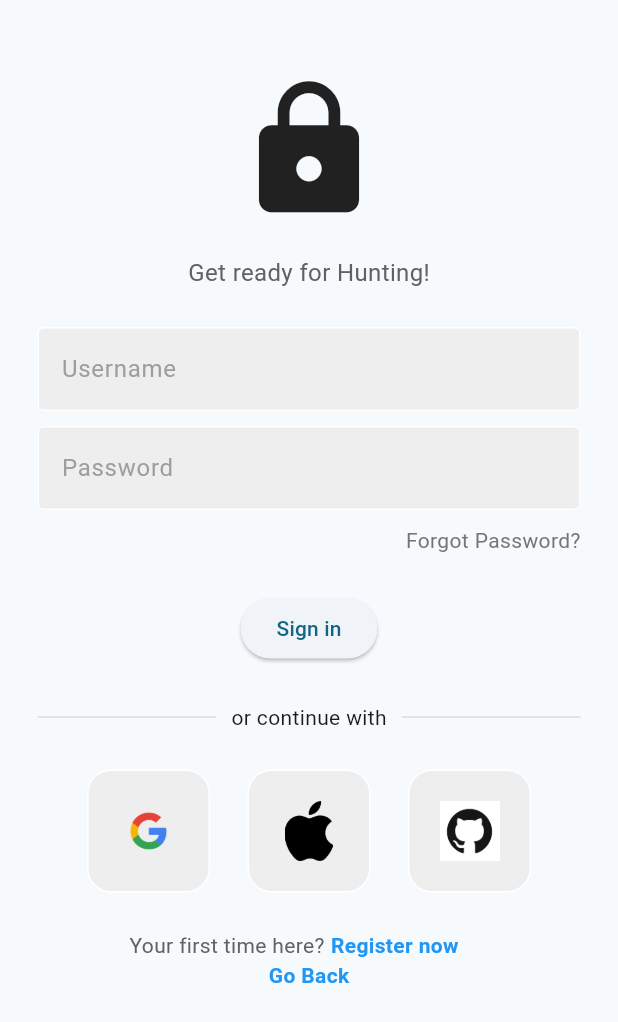
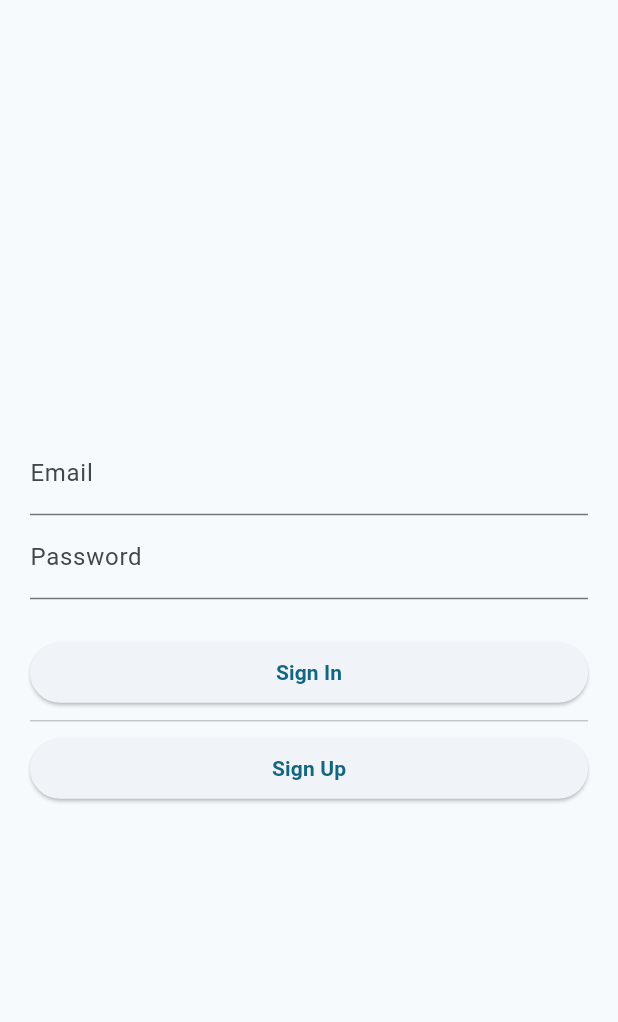
Before and after one commit to TheHuntingGame/the_hunting_game, a Flutter app: the LoginPage screen opened directly, on a phone screen of 412 x 824 dp. Shown: the top 1022 px of the screen. Run offline on Flutter 3.47's test engine with Material 3 defaults, Android fonts, the phone set to English and light mode, and no system bars; our stand-ins replace flutter_dotenv, flutter_map, geolocator, latlong2, permission_handler, qr_flutter and 2 more; missing offline and left inert: flutter_map_cancellable_tile_provider; accounts and stored records are empty.

Commit message:
rm github sign in, add password/email sign in, improve structure

```diff
--- a/lib/authentication/login_page.dart
+++ b/lib/authentication/login_page.dart
@@ -1,188 +1,118 @@
 import 'package:flutter/material.dart';
-import 'package:the_hunting_game/authentication/register_page.dart';
-import 'package:the_hunting_game/components/button_func.dart';
-import 'package:the_hunting_game/components/square_tile.dart';
-import 'package:the_hunting_game/components/text_field.dart';
-import 'package:the_hunting_game/screens/in_game/map_page.dart';
-import 'package:the_hunting_game/main.dart';
-import 'package:the_hunting_game/screens/main_page.dart';
 import 'package:supabase_flutter/supabase_flutter.dart';
 
-class LoginPage extends StatelessWidget {
-  LoginPage({super.key});
+class LoginPage extends StatefulWidget {
+  const LoginPage({super.key});
 
-  //text editing controllers
-  final usernameController = TextEditingController();
-  final passwordController = TextEditingController();
-  //initialize supabase client
-  final supabase = Supabase.instance.client;
+  @override
+  State<LoginPage> createState() => _StartPageState();
+}
+
+class _StartPageState extends State<LoginPage> {
+  final SupabaseClient supabase = Supabase.instance.client;
+  final _emailController = TextEditingController();
+  final _passwordController = TextEditingController();
+  final _formKey = GlobalKey<FormState>();
+  @override
+  void dispose() {
+    _emailController.dispose();
+    _passwordController.dispose();
+    super.dispose();
+  }
 
   @override
   Widget build(BuildContext context) {
     return Scaffold(
-      resizeToAvoidBottomInset: false,
-      body: SafeArea(
+      body: Center(
         child: SingleChildScrollView(
-          child: Column(mainAxisAlignment: MainAxisAlignment.center, children: [
-            const SizedBox(height: 50),
+          child: Form(
+            key: _formKey,
+            child: Padding(
+              padding: const EdgeInsets.all(
+                20.0,
+              ),
+              child: Column(
+                mainAxisAlignment: MainAxisAlignment.center,
+                crossAxisAlignment: CrossAxisAlignment.stretch,
+                children: [
+                  //Email field
+                  TextFormField(
+                    validator: (value) {
+                      if (value == null || value.isEmpty) {
+                        return 'Field is required';
+                      }
+                      return null;
+                    },
+                    controller: _emailController,
+                    decoration: const InputDecoration(label: Text("Email")),
+                    keyboardType: TextInputType.emailAddress,
+                  ),
+                  //Password field
+                  TextFormField(
+                    validator: (value) {
+                      if (value == null || value.isEmpty) {
+                        return 'Field is required';
+                      }
+                      return null;
+                    },
+                    controller: _passwordController,
+                    decoration: const InputDecoration(label: Text("Password")),
+                    obscureText: true,
+                  ),
+                  const SizedBox(height: 25.0),
+                  //Sign In Button
+                  ElevatedButton(
+                    onPressed: () async {
+                      try {
+                        await supabase.auth.signInWithPassword(
+                            email: _emailController.text.trim(),
+                            password: _passwordController.text.trim());
+                      } catch (e) {
+                        ScaffoldMessenger.of(context).showSnackBar(
+                          const SnackBar(
+                            content: Text("Oops! Sign In Failed!"),
+                            backgroundColor: Color.fromARGB(255, 243, 49, 6),
+                          ),
+                        );
+                      }
+                    },
+                    child: const Text(
+                      "Sign In",
+                      style: TextStyle(fontWeight: FontWeight.bold),
+                    ),
+                  ),
 
-            //logo
-            const Icon(Icons.lock, size: 100),
-
-            const SizedBox(height: 20),
-
-            //welcome back
-            Text(
-              'Get ready for Hunting!',
-              style: TextStyle(
-                color: Colors.grey[700],
-                fontSize: 16,
-              ),
-            ),
-
-            const SizedBox(height: 25),
-            //username textfield
-            CustomTextField(
-              controller: usernameController,
-              hintText: 'Username',
-              obscureText: false,
-            ),
-
-            const SizedBox(height: 10),
-
-            //password textfield
-            CustomTextField(
-              controller: passwordController,
-              hintText: 'Password',
-              obscureText: true,
-            ),
-
-            const SizedBox(height: 10),
-            //forgot password?
-            Padding(
-              padding: const EdgeInsets.symmetric(horizontal: 25.0),
-              child: Row(
-                mainAxisAlignment: MainAxisAlignment.end,
-                children: [
-                  Text(
-                    'Forgot Password?',
-                    style: TextStyle(
-                      color: Colors.grey[600],
+                  const Divider(),
+                  //SignUp Button
+                  ElevatedButton(
+                    onPressed: () async {
+                      try {
+                        await supabase.auth.signUp(
+                            email: _emailController.text.trim(),
+                            password: _passwordController.text.trim());
+                        const SnackBar(
+                          content: Text("Sign Up successful! Have fun!"),
+                        );
+                      } catch (e) {
+                        ScaffoldMessenger.of(context).showSnackBar(
+                          const SnackBar(
+                            content: Text("Oops! Sign Up Failed!"),
+                            backgroundColor: Color.fromARGB(255, 243, 49, 6),
+                          ),
+                        );
+                      }
+                    },
+                    child: const Text(
+                      "Sign Up",
+                      style: TextStyle(fontWeight: FontWeight.bold),
                     ),
                   ),
                 ],
               ),
             ),
-
-            const SizedBox(height: 25),
-            //sign in button
-            CustomButtonFunc(label: 'Sign in', onPressed: () => SignUserIn()),
-
-            const SizedBox(height: 25),
-            //or continue with
-            Padding(
-              padding: const EdgeInsets.symmetric(horizontal: 25.0),
-              child: Row(
-                children: [
-                  Expanded(
-                    child: Divider(
-                      thickness: 0.5,
-                      color: Colors.grey[400],
-                    ),
-                  ),
-                  const Padding(
-                    padding: EdgeInsets.symmetric(horizontal: 10.0),
-                    child: Text(
-                      'or continue with',
-                    ),
-                  ),
-                  Expanded(
-                    child: Divider(
-                      thickness: 0.5,
-                      color: Colors.grey[400],
-                    ),
-                  ),
-                ],
-              ),
-            ),
-
-            const SizedBox(height: 25),
-            //google + apple sign in button
-            Row(
-              mainAxisAlignment: MainAxisAlignment.center,
-              children: [
-                //google button
-                const SquareTile(imagePath: 'lib/images/google_logo.png'),
-                const SizedBox(width: 25),
-                //apple button
-                const SquareTile(imagePath: 'lib/images/apple_logo.png'),
-                const SizedBox(width: 25),
-                //github button
-                GestureDetector(
-                    child: const SquareTile(
-                        imagePath: 'lib/images/github_logo.png'),
-                    onTap: () async {
-                      final sm = ScaffoldMessenger.of(context);
-                      await supabase.auth.signInWithOAuth(OAuthProvider.github);
-                      sm.showSnackBar(const SnackBar(
-                        content: Text('Logged in with GitHub'),
-                      ));
-                    }),
-              ],
-            ),
-
-            const SizedBox(height: 25),
-            //not a member? register now
-            Row(
-              mainAxisAlignment: MainAxisAlignment.center,
-              children: [
-                Text(
-                  'Your first time here?',
-                  style: TextStyle(
-                    color: Colors.grey[700],
-                  ),
-                ),
-                const SizedBox(width: 4),
-                GestureDetector(
-                  onTap: () {
-                    Navigator.push(
-                      context,
-                      MaterialPageRoute(builder: (context) => RegisterPage()),
-                    );
-                  },
-                  child: const Text(
-                    'Register now',
-                    style: TextStyle(
-                      color: Colors.blue,
-                      fontWeight: FontWeight.bold,
-                    ),
-                  ),
-                ),
-                const SizedBox(width: 20),
-              ],
-            ),
-            GestureDetector(
-              onTap: () {
-                Navigator.push(
-                  context,
-                  MaterialPageRoute(builder: (context) => HomePage()),
-                );
-              },
-              child: const Text(
-                'Go Back',
-                style: TextStyle(
-                  color: Colors.blue,
-                  fontWeight: FontWeight.bold,
-                ),
-              ),
-            ),
-          ]),
+          ),
         ),
       ),
     );
   }
 }
-
-void SignUserIn() {
-  print('Signing in user...');
-}
```
Also changed, not shown: lib/authentication/register_page.dart (deleted, +0 -183 lines), lib/authentication/splashscreen.dart (added, +37 -0 lines), lib/main.dart (+11 -2 lines), lib/screens/in_game/settings_page.dart (+20 -5 lines), 3 other files.
